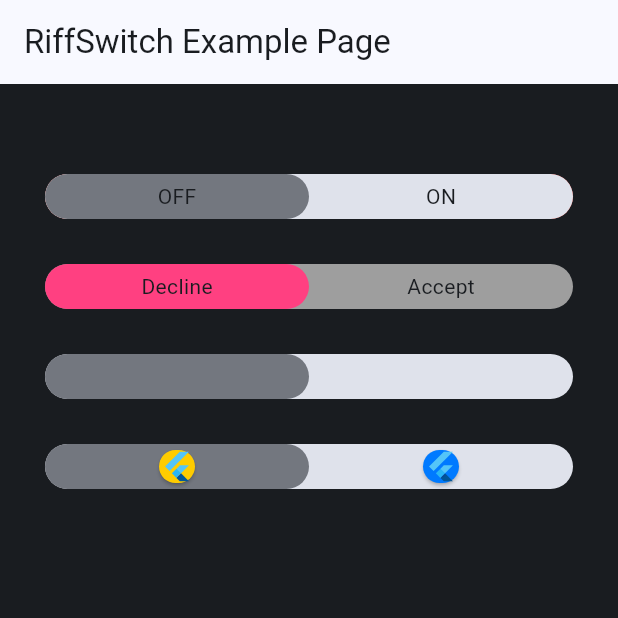
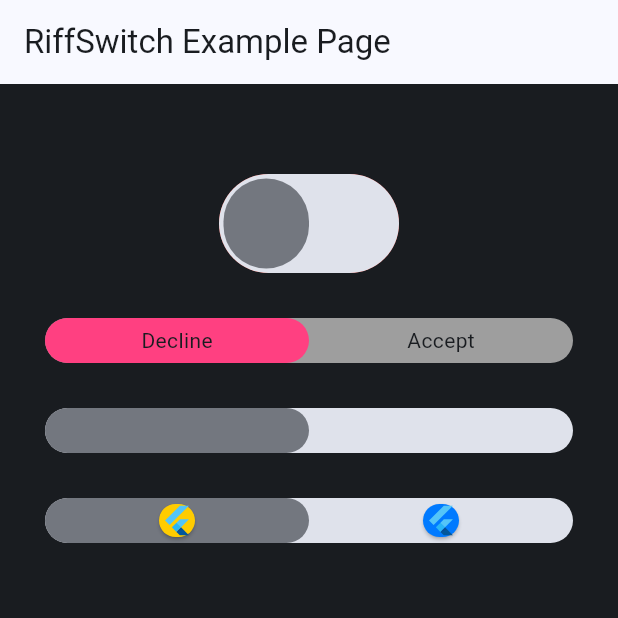
Before and after one commit to kenresoft/riff_switch, a Flutter app: the screen it shows after launch, on a phone screen of 412 x 824 dp, the top half of it. Run offline on Flutter 3.47's test engine with Material 3 defaults, Android fonts, the phone set to English and light mode, and no system bars.

Commit message:
Updated package example in main.dart for version 0.0.3.

```diff
--- a/example/lib/main.dart
+++ b/example/lib/main.dart
@@ -1,3 +1,5 @@
+import 'dart:math';
+
 import 'package:flutter/cupertino.dart';
 import 'package:flutter/material.dart';
 import 'package:riff_switch/riff_switch.dart';
@@ -48,13 +50,23 @@ class _RiffSwitchExampleState extends State<RiffSwitchExample> {
           const SizedBox(height: 30),
 
           // 1
-          RiffSwitch(
-            value: _switchValue_1,
-            onChanged: (value) => setState(() {
-              _switchValue_1 = value;
-            }),
-            type: RiffSwitchType.simple,
-            enableSlide: false,
+          SizedBox(
+            // width: 100,
+            child: Transform.rotate(
+              angle: 0,
+              child: RiffSwitch(
+                value: _switchValue_1,
+                onChanged: (value) => setState(() {
+                  _switchValue_1 = value;
+                }),
+                type: RiffSwitchType.decorative,
+                enableSlide: false,
+                height: 60,  /// height must not be greater than width/2 (i.e. the max height)
+                width: 120,
+                borderWidth: 3,
+                borderRadius: 150,
+              ),
+            ),
           ),
 
           const SizedBox(height: 30),
```
